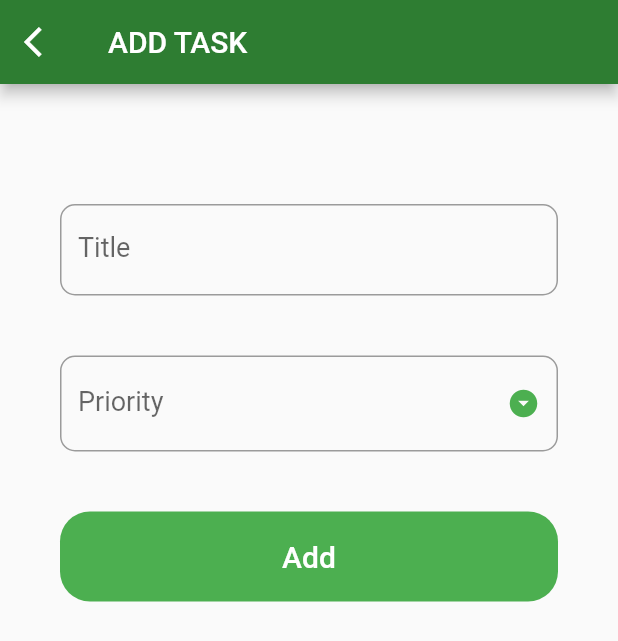
After one commit to furkankalafat/tool_bag, a Flutter app: the AddTODO screen opened directly, on a phone screen of 412 x 824 dp. The commit adds this screen. Shown: the top 641 px of the screen. Run offline on Flutter 3.47's test engine with Material 2 defaults, Android fonts, the phone set to English and light mode, and no system bars; our stand-ins replace sqflite, sqflite_common; accounts and stored records are empty.

Commit message:
todo list added

```diff
--- /dev/null
+++ b/lib/Models/Task.dart
@@ -0,0 +1,44 @@
+class Task {
+  static const tblTask = 'Task';
+  static const colId = 'id';
+  static const colTitle = 'title';
+  static const colPriority = 'priority';
+  static const colStatus = 'status';
+
+  int id;
+  String title;
+  String priority;
+  int status;
+
+  Task({
+    this.title,
+    this.priority,
+    this.status,
+  });
+  Task.withId({
+    this.id,
+    this.title,
+    this.priority,
+    this.status,
+  });
+
+  Map<String, dynamic> toMap() {
+    final map = Map<String, dynamic>();
+    if (id != null) {
+      map[colId] = id;
+    }
+    map[colTitle] = title;
+    map[colPriority] = priority;
+    map[colStatus] = status;
+    return map;
+  }
+
+  factory Task.fromMap(Map<String, dynamic> map) {
+    return Task.withId(
+      id: map[colId],
+      title: map[colTitle],
+      priority: map[colPriority],
+      status: map[colStatus],
+    );
+  }
+}
--- a/lib/Services/DbServices.dart
+++ b/lib/Services/DbServicesHesCode.dart
@@ -7,12 +7,12 @@ import 'package:sqflite/sqflite.dart';
 import 'package:sqflite_common/sqlite_api.dart';
 import 'package:path/path.dart';
 
-class DbServices {
+class DbServicesHesCode {
   static const _dbName = "HesCode.db";
   static const _dbVersion = 1;
 
-  DbServices._();
-  static final DbServices instance = DbServices._();
+  DbServicesHesCode._();
+  static final DbServicesHesCode instance = DbServicesHesCode._();
 
   Database _database;
 
@@ -39,6 +39,8 @@ class DbServices {
       """);
   }
 
+  //HES CODE PART
+
   Future<int> insertHESCode(HESCode hesCode) async {
     Database db = await database;
     return db.insert(HESCode.tblHesCode, hesCode.toMap());
@@ -63,4 +65,45 @@ class DbServices {
         ? []
         : hesCodes.map((e) => HESCode.fromMap(e)).toList();
   }
+
+  //TASK PART
+
+  /*Future<List<Map<String, dynamic>>> getTaskMapList() async {
+    Database db = await database;
+    final List<Map<String, dynamic>> result = await db.query(Task.tblTask);
+    return result;
+  }
+
+  Future<List<Task>> getTaskList() async {
+    final List<Map<String, dynamic>> taskMapList = await getTaskMapList();
+    final List<Task> taskList = [];
+    taskMapList.forEach((map) {
+      taskList.add(Task.fromMap(map));
+    });
+    return taskList;
+  }
+
+  insertTask(Task task) async {
+    Database db = await database;
+    return await db.insert(Task.tblTask, task.toMap());
+  }
+
+  Future<int> updateTask(Task task) async {
+    Database db = await database;
+    return await db.update(
+      Task.tblTask,
+      task.toMap(),
+      where: '{$Task.colId} = ?',
+      whereArgs: [task.id],
+    );
+  }
+
+  Future<int> deleteTask(int id) async {
+    Database db = await database;
+    return await db.delete(
+      Task.tblTask,
+      where: '${Task.colId} = ?',
+      whereArgs: [id],
+    );
+  }*/
 }
--- /dev/null
+++ b/lib/Services/DbServicesTask.dart
@@ -0,0 +1,79 @@
+import 'dart:io';
+
+import 'package:my_tool_bag/Models/Task.dart';
+import 'package:path_provider/path_provider.dart';
+import 'package:sqflite/sqflite.dart';
+import 'package:path/path.dart';
+
+class DbServicesTask {
+  static const _dbName = "Task.db";
+  static const _dbVersion = 1;
+
+  DbServicesTask._();
+  static final DbServicesTask instance = DbServicesTask._();
+
+  Database _database;
+
+  Future<Database> get database async {
+    if (_database != null) return _database;
+    _database = await initDb();
+    return _database;
+  }
+
+  initDb() async {
+    Directory directory = await getApplicationDocumentsDirectory();
+    String path = join(directory.path, _dbName);
+
+    return await openDatabase(path, version: _dbVersion, onCreate: _onCreate);
+  }
+
+  _onCreate(Database db, int version) async {
+    await db.execute("""
+    CREATE TABLE Task(
+        id INTEGER PRIMARY KEY,
+        title TEXT,
+        priority TEXT,
+        status INTEGER
+    )
+      """);
+  }
+
+  Future<List<Map<String, dynamic>>> getTaskMapList() async {
+    Database db = await database;
+    final List<Map<String, dynamic>> result = await db.query(Task.tblTask);
+    return result;
+  }
+
+  Future<List<Task>> getTaskList() async {
+    final List<Map<String, dynamic>> taskMapList = await getTaskMapList();
+    final List<Task> taskList = [];
+    taskMapList.forEach((map) {
+      taskList.add(Task.fromMap(map));
+    });
+    return taskList;
+  }
+
+  insertTask(Task task) async {
+    Database db = await database;
+    return await db.insert(Task.tblTask, task.toMap());
+  }
+
+  Future<int> updateTask(Task task) async {
+    Database db = await database;
+    return await db.update(
+      Task.tblTask,
+      task.toMap(),
+      where: '${Task.colId} = ?',
+      whereArgs: [task.id],
+    );
+  }
+
+  Future<int> deleteTask(int id) async {
+    Database db = await database;
+    return await db.delete(
+      Task.tblTask,
+      where: '${Task.colId} = ?',
+      whereArgs: [id],
+    );
+  }
+}
--- /dev/null
+++ b/lib/Widgets/AddTODO.dart
@@ -0,0 +1,205 @@
+import 'package:flutter/material.dart';
+import 'package:my_tool_bag/Models/Task.dart';
+import 'package:my_tool_bag/Services/DbServicesTask.dart';
+
+class AddTODO extends StatefulWidget {
+  final Function refreshTaskList;
+  final Task task;
+
+  AddTODO({
+    this.refreshTaskList,
+    this.task,
+  });
+
+  @override
+  _AddTODOState createState() => _AddTODOState();
+}
+
+class _AddTODOState extends State<AddTODO> {
+  final _formKey = GlobalKey<FormState>();
+  String _title;
+  String _priority;
+  final List<String> _priorities = ["!", "!!", "!!!"];
+
+  @override
+  void initState() {
+    super.initState();
+    if (widget.task != null) {
+      _title = widget.task.title;
+      _priority = widget.task.priority;
+    }
+  }
+
+  _submit() {
+    if (_formKey.currentState.validate()) {
+      _formKey.currentState.save();
+      print("$_title, $_priority");
+
+      Task task = Task(title: _title, priority: _priority);
+      if (widget.task == null) {
+        task.status = 0;
+        DbServicesTask.instance.insertTask(task);
+      } else {
+        task.id = widget.task.id;
+        task.status = widget.task.status;
+        DbServicesTask.instance.updateTask(task);
+      }
+      widget.refreshTaskList();
+      Navigator.pop(context);
+    }
+  }
+
+  _delete() {
+    DbServicesTask.instance.deleteTask(widget.task.id);
+    widget.refreshTaskList();
+    Navigator.pop(context);
+  }
+
+  @override
+  Widget build(BuildContext context) {
+    return Scaffold(
+      appBar: AppBar(
+        leading: IconButton(
+          color: Colors.white,
+          icon: Icon(Icons.arrow_back_ios),
+          onPressed: () => Navigator.pop(context),
+        ),
+        backgroundColor: Colors.green[800],
+        title: Text(
+          widget.task == null ? 'ADD TASK' : 'UPDATE TASK',
+          style: TextStyle(
+            color: Colors.white,
+          ),
+        ),
+      ),
+      body: Container(
+        padding: EdgeInsets.symmetric(vertical: 60, horizontal: 40),
+        child: Column(
+          crossAxisAlignment: CrossAxisAlignment.start,
+          children: [
+            Form(
+              key: _formKey,
+              child: Column(
+                children: [
+                  Padding(
+                    padding: EdgeInsets.symmetric(vertical: 20),
+
+                    //TITLE PART
+
+                    child: TextFormField(
+                      initialValue: _title,
+                      style: TextStyle(fontSize: 18),
+                      decoration: InputDecoration(
+                        labelText: 'Title',
+                        labelStyle: TextStyle(
+                          fontSize: 18,
+                        ),
+                        border: OutlineInputBorder(
+                          borderRadius: BorderRadius.circular(10),
+                        ),
+                      ),
+                      validator: (input) {
+                        return input.isEmpty ? 'Please enter a title' : null;
+                      },
+                      onSaved: (input) => _title = input,
+                    ),
+                  ),
+
+                  //PRIORITY PART
+
+                  Padding(
+                    padding: EdgeInsets.symmetric(vertical: 20),
+                    child: DropdownButtonFormField(
+                      value: _priority,
+                      isDense: true,
+                      icon: Icon(Icons.arrow_drop_down_circle),
+                      iconSize: 22,
+                      iconEnabledColor: Theme.of(context).primaryColor,
+                      items: _priorities.map(
+                        (String priority) {
+                          return DropdownMenuItem(
+                            value: priority,
+                            child: Text(
+                              priority,
+                              style: TextStyle(
+                                color: Colors.black,
+                                fontSize: 18,
+                              ),
+                            ),
+                          );
+                        },
+                      ).toList(),
+                      style: TextStyle(fontSize: 18),
+                      decoration: InputDecoration(
+                        labelText: 'Priority',
+                        labelStyle: TextStyle(
+                          fontSize: 18,
+                        ),
+                        border: OutlineInputBorder(
+                          borderRadius: BorderRadius.circular(10),
+                        ),
+                      ),
+                      validator: validatePriority,
+                      onChanged: (value) {
+                        setState(() {
+                          _priority = value;
+                        });
+                      },
+                    ),
+                  ),
+
+                  //ADD BUTTON PART
+
+                  Container(
+                    margin: EdgeInsets.symmetric(vertical: 20),
+                    height: 60,
+                    width: double.infinity,
+                    decoration: BoxDecoration(
+                      color: Theme.of(context).primaryColor,
+                      borderRadius: BorderRadius.circular(20),
+                    ),
+                    child: FlatButton(
+                      child: Text(
+                        widget.task == null ? 'Add' : 'Update',
+                        style: TextStyle(
+                          color: Colors.white,
+                          fontSize: 20,
+                        ),
+                      ),
+                      onPressed: _submit,
+                    ),
+                  ),
+                  widget.task != null
+                      ? Container(
+                          margin: EdgeInsets.symmetric(vertical: 20),
+                          height: 60,
+                          width: double.infinity,
+                          decoration: BoxDecoration(
+                            color: Theme.of(context).primaryColor,
+                            borderRadius: BorderRadius.circular(20),
+                          ),
+                          child: FlatButton(
+                            child: Text(
+                              'Delete',
+                              style: TextStyle(
+                                color: Colors.white,
+                                fontSize: 20,
+                              ),
+                            ),
+                            onPressed: _delete,
+                          ),
+                        )
+                      : SizedBox.shrink(),
+                ],
+              ),
+            ),
+          ],
+        ),
+      ),
+    );
+  }
+
+  String validatePriority(input) {
+    return input.isEmpty ? 'Please select a priority level' : null;
+  }
+}
--- a/lib/Widgets/HomeButton.dart
+++ b/lib/Widgets/HomeButton.dart
@@ -1,6 +1,7 @@
 import 'package:flutter/material.dart';
 import 'package:my_tool_bag/Screens/Calculator.dart';
 import 'package:my_tool_bag/Screens/HESCodeScreen.dart';
+import 'package:my_tool_bag/Screens/TODOScreen.dart';
 
 // ignore: must_be_immutable
 class HomeButton extends StatefulWidget {
@@ -41,8 +42,8 @@ class _HomeButtonState extends State<HomeButton> {
           Navigator.push(context,
               MaterialPageRoute(builder: (context) => HESCodeScreen()));
         if (widget.menu == 'TODOLIST')
-          Navigator.push(context,
-              MaterialPageRoute(builder: (context) => CalculatorScreen()));
+          Navigator.push(
+              context, MaterialPageRoute(builder: (context) => TODOScreen()));
       },
       borderRadius: BorderRadius.circular(15),
       child: Container(
--- a/pubspec.yaml
+++ b/pubspec.yaml
@@ -30,6 +30,7 @@ dependencies:
   sqflite: ^1.3.0
   path_provider: ^1.6.27
   dynamic_theme: ^1.0.0
+  intl: ^0.16.1
 
 dev_dependencies:
   flutter_test:
```
Also changed, not shown: lib/Screens/Calculator.dart (+8 -3 lines), lib/Screens/HESCodeScreen.dart (+8 -3 lines), lib/Screens/HomeScreen.dart (+5 -4 lines), lib/Screens/TODOScreen.dart (added, +124 -0 lines), pubspec.lock.
